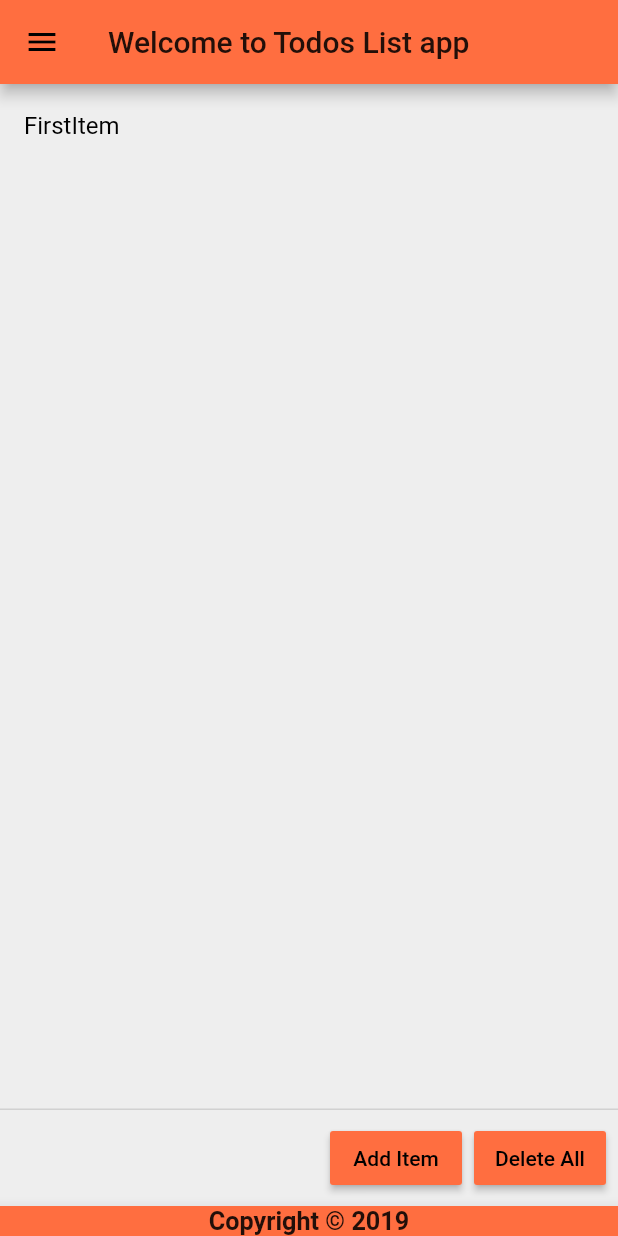
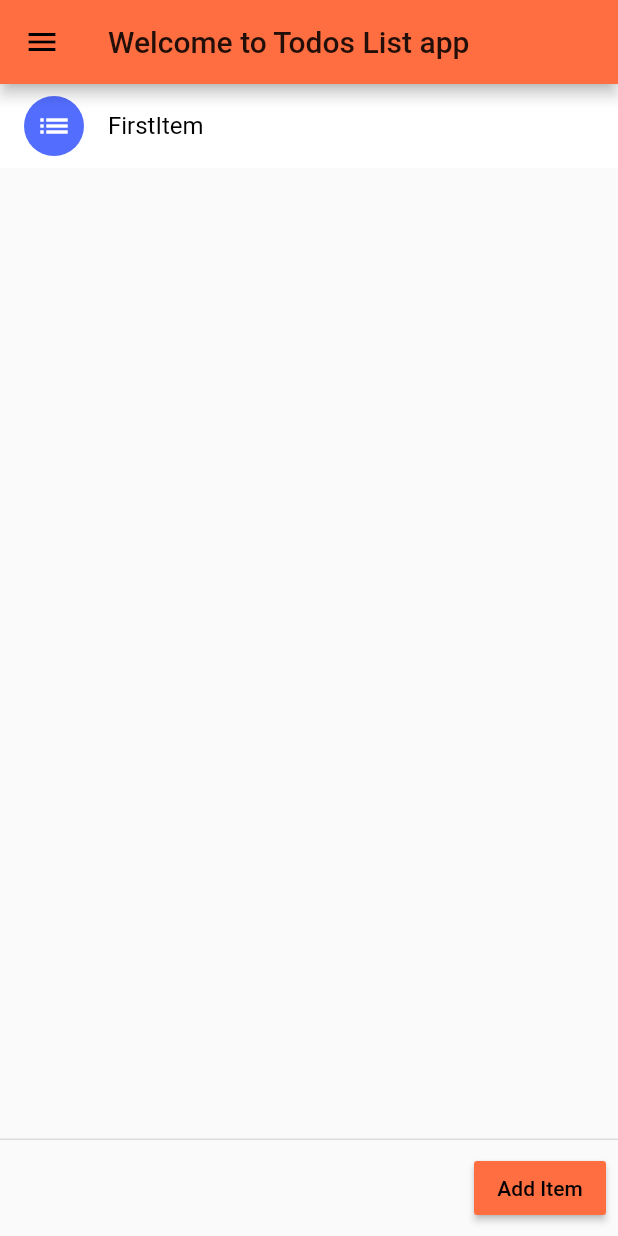
Before and after one commit to swati001/flutter_app, a Flutter app: the screen it shows after launch, on a phone screen of 412 x 824 dp. Run offline on Flutter 3.47's test engine with Material 2 defaults, Android fonts, the phone set to English and light mode, and no system bars; drawn by our look-alikes of flutter_slidable.

Commit message:
adding slidable list time to slide left and right

```diff
--- a/lib/item.dart
+++ b/lib/item.dart
@@ -1,15 +1,15 @@
 // import 'dart:async';
 
 import 'package:flutter/material.dart';
-
+import 'package:flutter_slidable/flutter_slidable.dart';
+import 'main.dart' as main;
 // void main() =>  runApp(MyTodoApp());
 
 class MyItem extends StatefulWidget{
-
   final String title;
   bool completed;
+  MyItem({this.title, this.completed});
 
-  MyItem({this.title, this.completed});
 
   @override
   State<MyItem> createState() => MyItemState();
@@ -17,22 +17,95 @@ class MyItem extends StatefulWidget{
 
 
 class MyItemState extends State<MyItem> {
+
+  main.HomePageState home;
+  @override
+  void initState() {
+    super.initState();
+    home= new main.HomePageState();
+    home.printSample();
+  }
   @override
   Widget build(BuildContext context) {
-      return new ListTile (
-      title: new Text(widget.title, style: TextStyle(decoration: widget.completed ? TextDecoration.lineThrough: TextDecoration.none, color: widget.completed ? Colors.grey: Colors.black)),
+      // return new ListTile (
+      // title: new Text(widget.title, style: TextStyle(decoration: widget.completed ? TextDecoration.lineThrough: TextDecoration.none, color: widget.completed ? Colors.grey: Colors.black)),
 
-      onTap: ()
-      {
-        // setState(() {
-        //   widget.completed = !widget.completed;
-        // });
-        _popupRemoveTodo(widget.title);
-      },
-      // onLongPress: () { _popupDelete(widget.title); },
-      );
-  }
+      // onTap: ()
+      // {
+      //   // setState(() {
+      //   //   widget.completed = !widget.completed;
+      //   // });
+      //   _popupRemoveTodo(widget.title);
+      // },
+      // // onLongPress: () { _popupDelete(widget.title); },
+      // );
 
+      return new Slidable(
+          actionPane: SlidableDrawerActionPane(),
+          actionExtentRatio: 0.25,
+          child: Container(
+            color: Colors.white,
+            child: ListTile(
+              leading: CircleAvatar(
+                backgroundColor: Colors.indigoAccent,
+                child: new Icon(Icons.list),
+                foregroundColor: Colors.white,
+              ),
+              title: new Text(widget.title, style: TextStyle(decoration: widget.completed ? TextDecoration.lineThrough: TextDecoration.none, color: widget.completed ? Colors.grey: Colors.black)),
+              // subtitle: Text('SlidableDrawerDelegate'),
+            ),
+          ),
+          actions: <Widget>[
+            IconSlideAction(
+              caption: 'Archive',
+              color: Colors.blue,
+              icon: Icons.archive,
+              // onTap: () => home.printSample(),
+            ),
+            IconSlideAction(
+              caption: 'Share',
+              color: Colors.indigo,
+              icon: Icons.share,
+            ),
+          ],
+          secondaryActions: <Widget>[
+            IconSlideAction(
+              caption: 'More',
+              color: Colors.black45,
+              icon: Icons.more_horiz,
+              onTap: () => _popupMore('More'),
+            ),
+            IconSlideAction(
+              caption: 'Mark',
+              color: Colors.red,
+              icon: Icons.strikethrough_s,
+              onTap: () => _popupRemoveTodo(widget.title),
+            ),
+          ],
+        );
+    }
+
+    _popupMore(String a) {
+      return showDialog<bool>(
+            context: context,
+            builder: (context) {
+              return AlertDialog(
+                title: Text('Delete'),
+                content: Text('Item will be deleted'),
+                actions: <Widget>[
+                  FlatButton(
+                    child: Text('Cancel'),
+                    onPressed: () => Navigator.of(context).pop(false),
+                  ),
+                  FlatButton(
+                    child: Text('Ok'),
+                    onPressed: () => Navigator.of(context).pop(true),
+                  ),
+                ],
+              );
+            },
+          );
+    }
 
   // void _addItem(String task) {
   //    setState(() {
@@ -65,7 +138,7 @@ class MyItemState extends State<MyItem> {
       context: context,
       builder: (BuildContext context) {
         return new AlertDialog(
-          title: new Text("Do you want to remove task \"${task}\" ?"),
+          title: new Text("Do you want to mark this task \"${task}\" ?"),
           actions: <Widget>[
           new FlatButton(child: new Text("Complete it"),
           onPressed: () {
--- a/lib/main.dart
+++ b/lib/main.dart
@@ -20,11 +20,12 @@ class MyTodoApp extends StatelessWidget {
 }
 
 class HomePage extends StatefulWidget {
+  HomePageState home = HomePageState();
   @override
-  _HomePageState createState() => _HomePageState();
+  HomePageState createState() => home;
 }
 
-class _HomePageState extends State<HomePage> {
+class HomePageState extends State<HomePage> {
   var mylist = <Widget>[];
 
   @override
@@ -33,34 +34,23 @@ class _HomePageState extends State<HomePage> {
     mylist.add(MyItem(title: 'FirstItem', completed: false));
   }
 
+  void printSample(){
+    print(mylist.length);
+  }
+
   @override
   Widget build(BuildContext context) {
     return new Scaffold (
-      backgroundColor: Color.alphaBlend(Colors.grey[200], Colors.pink),
       appBar: new AppBar(title: new Text("Welcome to Todos List app"), backgroundColor: Color.alphaBlend(Colors.deepOrangeAccent, Colors.pinkAccent),),
       body: ListView.builder(
         itemCount: mylist.length,
         itemBuilder: (BuildContext builder, int index) => mylist[index],
-      ),
-      bottomNavigationBar: new BottomAppBar(
-        color: Color.alphaBlend(Colors.deepOrangeAccent, Colors.pinkAccent),
-
-          child: Text("Copyright © 2019", textAlign: TextAlign.center, textScaleFactor: 1.2, style: new TextStyle(fontWeight: FontWeight.bold) ),
-
-
       ),
       persistentFooterButtons: <Widget>[
         // new FloatingActionButton(onPressed: () { _addTodoField(); }, tooltip: "Add task", child: new Icon(Icons.add)),
         new RaisedButton(
                 child: Text("Add Item"),
                 onPressed: () { _addTodoField(); },
-                color: Colors.deepOrangeAccent,
-                textColor: Colors.black,
-                padding: EdgeInsets.fromLTRB(10, 10, 10, 10),
-                splashColor: Colors.pinkAccent),
-        new RaisedButton(
-                child: Text("Delete All"),
-                onPressed: () { _popupDelete(); },
                 color: Colors.deepOrangeAccent,
                 textColor: Colors.black,
                 padding: EdgeInsets.fromLTRB(10, 10, 10, 10),
@@ -137,19 +127,18 @@ class _HomePageState extends State<HomePage> {
     );
   }
 
-  void _totallyDeleteItem() {
-    setState(() {
-       if (mylist.length > 0) {
-        mylist.clear();
-      }
-    });
-   }
-
   void _addItem(String task) {
        if (task.length > 0) {
         mylist.add(MyItem(title: task, completed: false));
-        print(mylist);
        }
+   }
+
+   void _totallyDeleteItem(String task) {
+    setState(() {
+       if (mylist.length > 0) {
+        mylist.removeAt(mylist.indexOf(new Text(task)));
+      }
+    });
    }
 
    void _addTodoField() {
@@ -194,17 +183,17 @@ class _HomePageState extends State<HomePage> {
     );
   }
 
-  void _popupDelete() {
+  void _popupDelete(String task) {
     showDialog(
       context: context,
       builder: (BuildContext context) {
         return new AlertDialog(
-          title: new Text("Are you sure to delete all items from list permanently??"),
+          title: new Text("Are you sure to remove this item from your list permanently??"),
           actions: <Widget>[
             new FlatButton(
               child: new Text("Yes"),
               onPressed: () {
-                _totallyDeleteItem();
+                _totallyDeleteItem(task);
               Navigator.of(context).pop();
             }),
             new FlatButton(
--- a/pubspec.yaml
+++ b/pubspec.yaml
@@ -23,6 +23,7 @@ dependencies:
   # The following adds the Cupertino Icons font to your application.
   # Use with the CupertinoIcons class for iOS style icons.
   cupertino_icons: ^0.1.2
+  flutter_slidable: ^0.5.3
 
 dev_dependencies:
   flutter_test:
```
Also changed, not shown: item.dart (deleted, +0 -219 lines), pubspec.lock.
